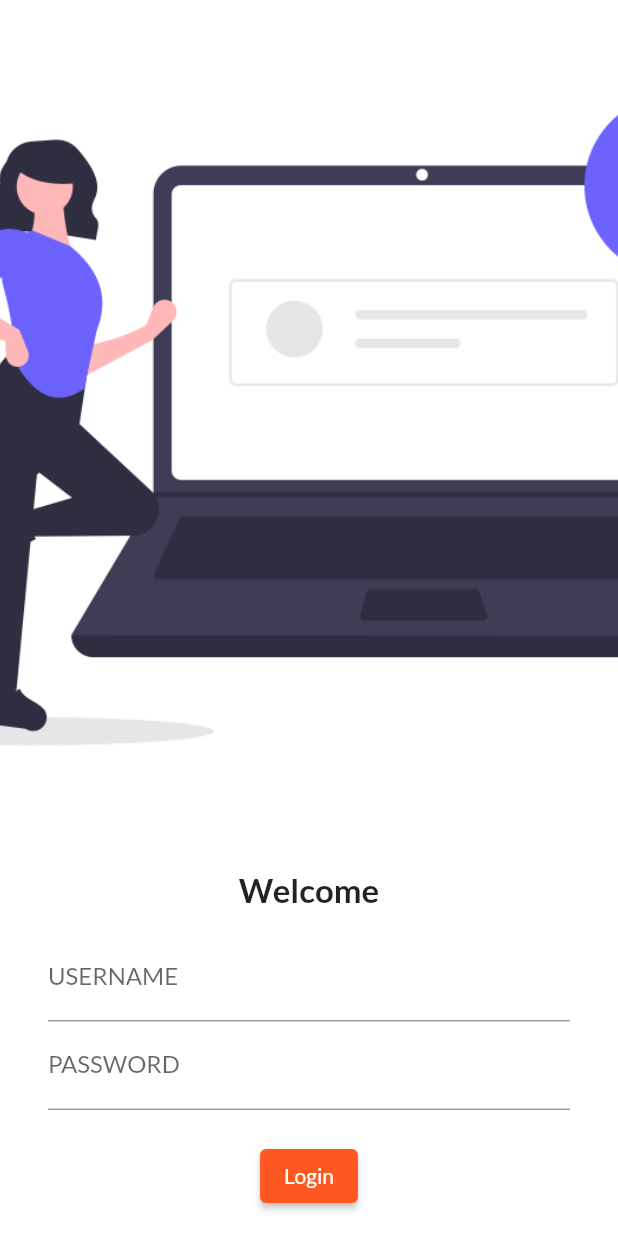
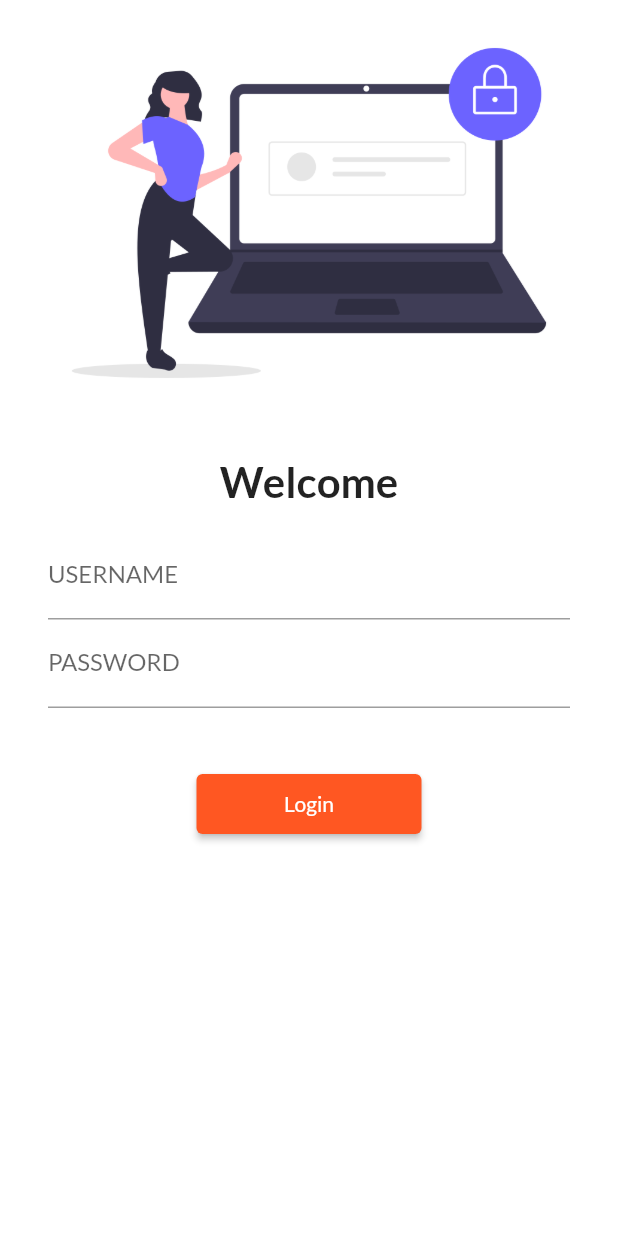
Before and after one commit to Malik-Ahsan/30DaysOfFlutter, a Flutter app: the screen it shows after launch, on a phone screen of 412 x 824 dp. Run offline on Flutter 3.47's test engine with Material 2 defaults, Android fonts, the phone set to English and light mode, and no system bars; our stand-ins replace google_fonts.

Commit message:
Day 5 completed

```diff
--- a/lib/main.dart
+++ b/lib/main.dart
@@ -1,5 +1,6 @@
 import 'package:flutter/material.dart';
 import 'package:flutter_application_1/pages/login_page.dart';
+import 'package:flutter_application_1/utils/routes.dart';
 import 'package:google_fonts/google_fonts.dart';
 import 'pages/home_page.dart';
 
@@ -22,8 +23,8 @@ class MyApp extends StatelessWidget {
       initialRoute: "/",
       routes: {
         "/": (context) => LoginPage(),
-        "/home": (context) => HomePage(),
-        "/login": (context) => LoginPage()
+        MyRoutes.homeRoute: (context) => HomePage(),
+        MyRoutes.loginRoute: (context) => LoginPage()
       },
     );
   }
--- a/lib/pages/login_page.dart
+++ b/lib/pages/login_page.dart
@@ -1,6 +1,7 @@
 import 'dart:ui';
 
 import 'package:flutter/material.dart';
+import 'package:flutter_application_1/utils/routes.dart';
 
 class LoginPage extends StatelessWidget {
   const LoginPage({Key? key}) : super(key: key);
@@ -9,20 +10,19 @@ class LoginPage extends StatelessWidget {
   Widget build(BuildContext context) {
     return Material(
       color: Colors.white,
+      child: SingleChildScrollView(
         child: Column(
           children: [
-          Expanded(
-            child: Image.asset(
+            Image.asset(
               "assets/images/login_image.png",
               fit: BoxFit.cover,
-            ),
             ),
             SizedBox(
               height: 20.0,
             ),
             Text(
               "Welcome",
-            style: TextStyle(fontSize: 22, fontWeight: FontWeight.bold),
+              style: TextStyle(fontSize: 28, fontWeight: FontWeight.bold),
             ),
             Padding(
               padding:
@@ -41,20 +41,21 @@ class LoginPage extends StatelessWidget {
                     ),
                   ),
                   SizedBox(
-                  height: 20.0,
+                    height: 40.0,
                   ),
                   ElevatedButton(
                     onPressed: () {
-                    print("Hi Ahsan");
+                      Navigator.pushNamed(context, MyRoutes.homeRoute);
                     },
                     child: Text("Login"),
-                  //style: TextButton.styleFrom(),
+                    style: TextButton.styleFrom(minimumSize: Size(150, 40)),
                   )
                 ],
               ),
             ),
           ],
         ),
+      ),
     );
   }
 }
--- /dev/null
+++ b/lib/utils/routes.dart
@@ -0,0 +1,4 @@
+class MyRoutes {
+  static String loginRoute = "/login";
+  static String homeRoute = "/home";
+}
```
Also changed, not shown: 2 other files. Lines whose indentation alone changed are shown as unchanged.
